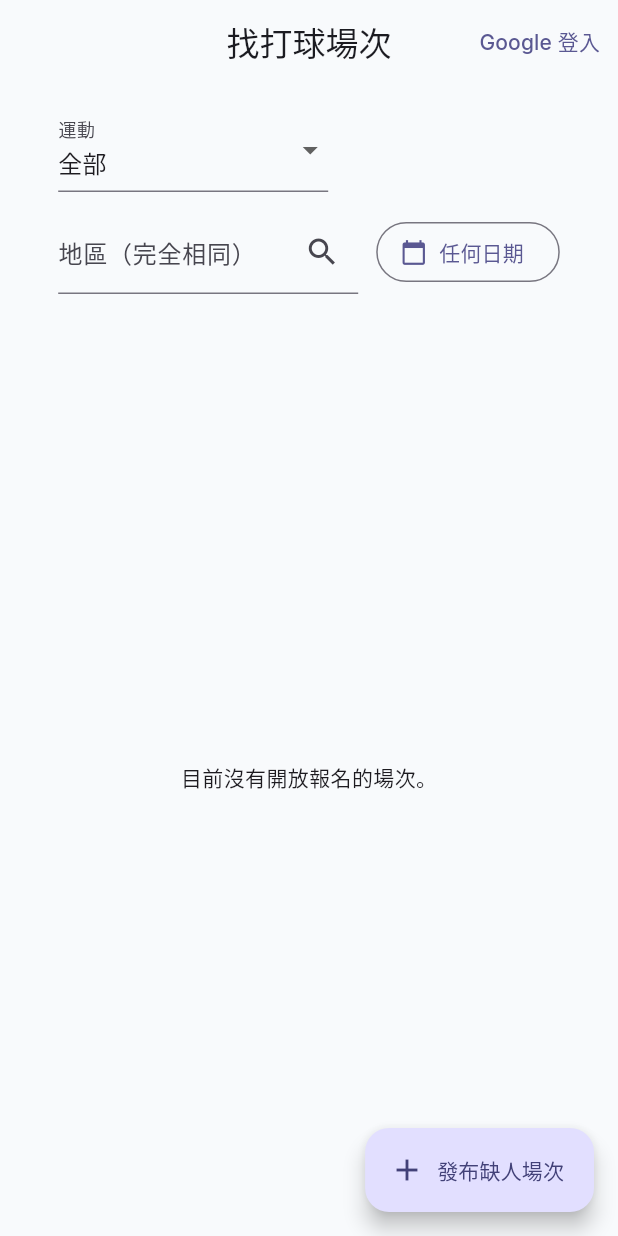
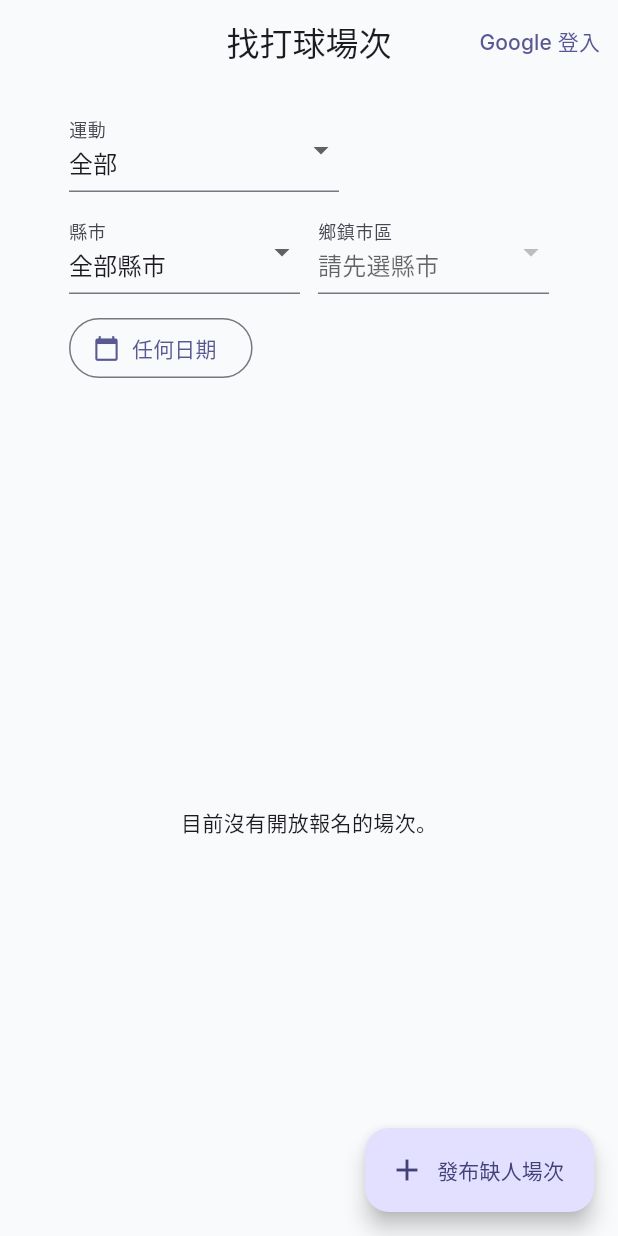
Before and after one commit to misawa3017/Jiuka, a Flutter app: the screen it shows after launch, on a phone screen of 412 x 824 dp. Run offline on Flutter 3.47's test engine with Material 3 defaults, Android fonts, the phone set to English and light mode, and no system bars; our stand-ins replace cloud_firestore, cloud_functions, firebase_auth, firebase_core, go_router, google_fonts and 3 more; missing offline and left inert: dart:ui_web; accounts and stored records are empty.

Commit message:
地區改為縣市＋鄉鎮市區下拉選單
- 新增臺灣 22 縣市、368 鄉鎮市區清單與共用 DistrictPicker 元件
- 發布／編輯場次與首頁篩選改用下拉選單，首頁可只選縣市篩選
- 場次新增 city 欄位，舊場次由地區全名推算；新增依縣市篩選的索引
- Firestore 規則與 updateEvent 要求地區全名以縣市開頭
- .gitignore 加入 Firebase 部署快取 .firebase/

Co-Authored-By: Claude Opus 5.5 <noreply@anthropic.com>

```diff
--- /dev/null
+++ b/lib/components/district_picker.dart
@@ -0,0 +1,73 @@
+import 'package:flutter/material.dart';
+
+import '../core/data/taiwan_districts.dart';
+
+/// 縣市＋鄉鎮市區兩層下拉選單。
+///
+/// - [allowAny] 為 true 時（首頁篩選），兩層都多一個「全部」選項，可只選縣市。
+/// - 為 false 時（發布場次），兩層都必填。
+class DistrictPicker extends StatelessWidget {
+  final String? city;
+  final String? area;
+  final bool allowAny;
+  final void Function(String? city, String? area) onChanged;
+
+  const DistrictPicker({
+    super.key,
+    required this.city,
+    required this.area,
+    required this.onChanged,
+    this.allowAny = false,
+  });
+
+  @override
+  Widget build(BuildContext context) {
+    final areas = city == null ? const <String>[] : taiwanDistricts[city]!;
+    return Row(
+      children: [
+        Expanded(
+          child: DropdownButtonFormField<String?>(
+            // 縣市改變時重建，讓表單驗證狀態跟著重設。
+            key: ValueKey('city-$city'),
+            initialValue: city,
+            isExpanded: true,
+            decoration: const InputDecoration(labelText: '縣市'),
+            items: [
+              if (allowAny)
+                const DropdownMenuItem<String?>(
+                  value: null,
+                  child: Text('全部縣市'),
+                ),
+              for (final name in taiwanDistricts.keys)
+                DropdownMenuItem(value: name, child: Text(name)),
+            ],
+            validator: allowAny
+                ? null
+                : (value) => value == null ? '請選擇縣市' : null,
+            onChanged: (value) => onChanged(value, null),
+          ),
+        ),
+        const SizedBox(width: 12),
+        Expanded(
+          child: DropdownButtonFormField<String?>(
+            key: ValueKey('area-$city-$area'),
+            initialValue: area,
+            isExpanded: true,
+            decoration: const InputDecoration(labelText: '鄉鎮市區'),
+            hint: Text(city == null ? '請先選縣市' : '請選擇'),
+            items: [
+              if (allowAny && city != null)
+                const DropdownMenuItem<String?>(value: null, child: Text('全部')),
+              for (final name in areas)
+                DropdownMenuItem(value: name, child: Text(name)),
+            ],
+            validator: allowAny
+                ? null
+                : (value) => value == null ? '請選擇鄉鎮市區' : null,
+            onChanged: city == null ? null : (value) => onChanged(city, value),
+          ),
+        ),
+      ],
+    );
+  }
+}
--- /dev/null
+++ b/lib/core/data/taiwan_districts.dart
@@ -0,0 +1,405 @@
+/// 臺灣 22 縣市及其 368 個鄉鎮市區，採內政部正式名稱（「臺」字）。
+///
+/// 發布場次與首頁篩選共用這份清單，確保存入與搜尋的地區字串一致。
+/// 場次的 `district` 欄位存「縣市＋鄉鎮市區」全名，例如「臺北市大安區」。
+const taiwanDistricts = <String, List<String>>{
+  '臺北市': [
+    '中正區',
+    '大同區',
+    '中山區',
+    '松山區',
+    '大安區',
+    '萬華區',
+    '信義區',
+    '士林區',
+    '北投區',
+    '內湖區',
+    '南港區',
+    '文山區',
+  ],
+  '新北市': [
+    '板橋區',
+    '三重區',
+    '中和區',
+    '永和區',
+    '新莊區',
+    '新店區',
+    '樹林區',
+    '鶯歌區',
+    '三峽區',
+    '淡水區',
+    '汐止區',
+    '瑞芳區',
+    '土城區',
+    '蘆洲區',
+    '五股區',
+    '泰山區',
+    '林口區',
+    '深坑區',
+    '石碇區',
+    '坪林區',
+    '三芝區',
+    '石門區',
+    '八里區',
+    '平溪區',
+    '雙溪區',
+    '貢寮區',
+    '金山區',
+    '萬里區',
+    '烏來區',
+  ],
+  '基隆市': ['仁愛區', '信義區', '中正區', '中山區', '安樂區', '暖暖區', '七堵區'],
+  '桃園市': [
+    '桃園區',
+    '中壢區',
+    '大溪區',
+    '楊梅區',
+    '蘆竹區',
+    '大園區',
+    '龜山區',
+    '八德區',
+    '龍潭區',
+    '平鎮區',
+    '新屋區',
+    '觀音區',
+    '復興區',
+  ],
+  '新竹市': ['東區', '北區', '香山區'],
+  '新竹縣': [
+    '竹北市',
+    '竹東鎮',
+    '新埔鎮',
+    '關西鎮',
+    '湖口鄉',
+    '新豐鄉',
+    '芎林鄉',
+    '橫山鄉',
+    '北埔鄉',
+    '寶山鄉',
+    '峨眉鄉',
+    '尖石鄉',
+    '五峰鄉',
+  ],
+  '苗栗縣': [
+    '苗栗市',
+    '頭份市',
+    '苑裡鎮',
+    '通霄鎮',
+    '竹南鎮',
+    '後龍鎮',
+    '卓蘭鎮',
+    '大湖鄉',
+    '公館鄉',
+    '銅鑼鄉',
+    '南庄鄉',
+    '頭屋鄉',
+    '三義鄉',
+    '西湖鄉',
+    '造橋鄉',
+    '三灣鄉',
+    '獅潭鄉',
+    '泰安鄉',
+  ],
+  '臺中市': [
+    '中區',
+    '東區',
+    '南區',
+    '西區',
+    '北區',
+    '北屯區',
+    '西屯區',
+    '南屯區',
+    '太平區',
+    '大里區',
+    '霧峰區',
+    '烏日區',
+    '豐原區',
+    '后里區',
+    '石岡區',
+    '東勢區',
+    '和平區',
+    '新社區',
+    '潭子區',
+    '大雅區',
+    '神岡區',
+    '大肚區',
+    '沙鹿區',
+    '龍井區',
+    '梧棲區',
+    '清水區',
+    '大甲區',
+    '外埔區',
+    '大安區',
+  ],
+  '彰化縣': [
+    '彰化市',
+    '員林市',
+    '和美鎮',
+    '鹿港鎮',
+    '溪湖鎮',
+    '二林鎮',
+    '田中鎮',
+    '北斗鎮',
+    '花壇鄉',
+    '芬園鄉',
+    '大村鄉',
+    '永靖鄉',
+    '伸港鄉',
+    '線西鄉',
+    '福興鄉',
+    '秀水鄉',
+    '埔心鄉',
+    '埔鹽鄉',
+    '大城鄉',
+    '芳苑鄉',
+    '竹塘鄉',
+    '社頭鄉',
+    '二水鄉',
+    '田尾鄉',
+    '埤頭鄉',
+    '溪州鄉',
+  ],
+  '南投縣': [
+    '南投市',
+    '埔里鎮',
+    '草屯鎮',
+    '竹山鎮',
+    '集集鎮',
+    '名間鄉',
+    '鹿谷鄉',
+    '中寮鄉',
+    '魚池鄉',
+    '國姓鄉',
+    '水里鄉',
+    '信義鄉',
+    '仁愛鄉',
+  ],
+  '雲林縣': [
+    '斗六市',
+    '斗南鎮',
+    '虎尾鎮',
+    '西螺鎮',
+    '土庫鎮',
+    '北港鎮',
+    '古坑鄉',
+    '大埤鄉',
+    '莿桐鄉',
+    '林內鄉',
+    '二崙鄉',
+    '崙背鄉',
+    '麥寮鄉',
+    '東勢鄉',
+    '褒忠鄉',
+    '臺西鄉',
+    '元長鄉',
+    '四湖鄉',
+    '口湖鄉',
+    '水林鄉',
+  ],
+  '嘉義市': ['東區', '西區'],
+  '嘉義縣': [
+    '太保市',
+    '朴子市',
+    '布袋鎮',
+    '大林鎮',
+    '民雄鄉',
+    '溪口鄉',
+    '新港鄉',
+    '六腳鄉',
+    '東石鄉',
+    '義竹鄉',
+    '鹿草鄉',
+    '水上鄉',
+    '中埔鄉',
+    '竹崎鄉',
+    '梅山鄉',
+    '番路鄉',
+    '大埔鄉',
+    '阿里山鄉',
+  ],
+  '臺南市': [
+    '中西區',
+    '東區',
+    '南區',
+    '北區',
+    '安平區',
+    '安南區',
+    '永康區',
+    '歸仁區',
+    '新化區',
+    '左鎮區',
+    '玉井區',
+    '楠西區',
+    '南化區',
+    '仁德區',
+    '關廟區',
+    '龍崎區',
+    '官田區',
+    '麻豆區',
+    '佳里區',
+    '西港區',
+    '七股區',
+    '將軍區',
+    '學甲區',
+    '北門區',
+    '新營區',
+    '後壁區',
+    '白河區',
+    '東山區',
+    '六甲區',
+    '下營區',
+    '柳營區',
+    '鹽水區',
+    '善化區',
+    '大內區',
+    '山上區',
+    '新市區',
+    '安定區',
+  ],
+  '高雄市': [
+    '新興區',
+    '前金區',
+    '苓雅區',
+    '鹽埕區',
+    '鼓山區',
+    '旗津區',
+    '前鎮區',
+    '三民區',
+    '楠梓區',
+    '小港區',
+    '左營區',
+    '仁武區',
+    '大社區',
+    '岡山區',
+    '路竹區',
+    '阿蓮區',
+    '田寮區',
+    '燕巢區',
+    '橋頭區',
+    '梓官區',
+    '彌陀區',
+    '永安區',
+    '湖內區',
+    '鳳山區',
+    '大寮區',
+    '林園區',
+    '鳥松區',
+    '大樹區',
+    '旗山區',
+    '美濃區',
+    '六龜區',
+    '內門區',
+    '杉林區',
+    '甲仙區',
+    '桃源區',
+    '那瑪夏區',
+    '茂林區',
+    '茄萣區',
+  ],
+  '屏東縣': [
+    '屏東市',
+    '潮州鎮',
+    '東港鎮',
+    '恆春鎮',
+    '萬丹鄉',
+    '長治鄉',
+    '麟洛鄉',
+    '九如鄉',
+    '里港鄉',
+    '鹽埔鄉',
+    '高樹鄉',
+    '萬巒鄉',
+    '內埔鄉',
+    '竹田鄉',
+    '新埤鄉',
+    '枋寮鄉',
+    '新園鄉',
+    '崁頂鄉',
+    '林邊鄉',
+    '南州鄉',
+    '佳冬鄉',
+    '琉球鄉',
+    '車城鄉',
+    '滿州鄉',
+    '枋山鄉',
+    '三地門鄉',
+    '霧臺鄉',
+    '瑪家鄉',
+    '泰武鄉',
+    '來義鄉',
+    '春日鄉',
+    '獅子鄉',
+    '牡丹鄉',
+  ],
+  '宜蘭縣': [
+    '宜蘭市',
+    '羅東鎮',
+    '蘇澳鎮',
+    '頭城鎮',
+    '礁溪鄉',
+    '壯圍鄉',
+    '員山鄉',
+    '冬山鄉',
+    '五結鄉',
+    '三星鄉',
+    '大同鄉',
+    '南澳鄉',
+  ],
+  '花蓮縣': [
+    '花蓮市',
+    '鳳林鎮',
+    '玉里鎮',
+    '新城鄉',
+    '吉安鄉',
+    '壽豐鄉',
+    '光復鄉',
+    '豐濱鄉',
+    '瑞穗鄉',
+    '富里鄉',
+    '秀林鄉',
+    '萬榮鄉',
+    '卓溪鄉',
+  ],
+  '臺東縣': [
+    '臺東市',
+    '成功鎮',
+    '關山鎮',
+    '卑南鄉',
+    '鹿野鄉',
+    '池上鄉',
+    '東河鄉',
+    '長濱鄉',
+    '太麻里鄉',
+    '大武鄉',
+    '綠島鄉',
+    '海端鄉',
+    '延平鄉',
+    '金峰鄉',
+    '達仁鄉',
+    '蘭嶼鄉',
+  ],
+  '澎湖縣': ['馬公市', '湖西鄉', '白沙鄉', '西嶼鄉', '望安鄉', '七美鄉'],
+  '金門縣': ['金城鎮', '金湖鎮', '金沙鎮', '金寧鄉', '烈嶼鄉', '烏坵鄉'],
+  '連江縣': ['南竿鄉', '北竿鄉', '莒光鄉', '東引鄉'],
+};
+
+/// 把常見的「台」寫法統一成正式的「臺」，例如「台北市」→「臺北市」。
+String normalizeTaiwanPlace(String value) => value.trim().replaceAll('台', '臺');
+
+/// 從地區全名取出縣市，例如「臺北市大安區」→「臺北市」；不在清單內回傳 null。
+String? cityOfDistrict(String district) {
+  final normalized = normalizeTaiwanPlace(district);
+  for (final city in taiwanDistricts.keys) {
+    if (normalized.startsWith(city)) return city;
+  }
+  return null;
+}
+
+/// 從地區全名取出鄉鎮市區，例如「臺北市大安區」→「大安區」；不在清單內回傳 null。
+String? areaOfDistrict(String district) {
+  final normalized = normalizeTaiwanPlace(district);
+  final city = cityOfDistrict(normalized);
+  if (city == null) return null;
+  final area = normalized.substring(city.length);
+  return taiwanDistricts[city]!.contains(area) ? area : null;
+}
--- a/lib/features/events/models/event_model.dart
+++ b/lib/features/events/models/event_model.dart
@@ -1,4 +1,6 @@
 import 'package:cloud_firestore/cloud_firestore.dart';
+
+import '../../../core/data/taiwan_districts.dart';
 
 enum EventStatus { open, closed, cancelled }
 
@@ -63,6 +65,11 @@ class Event {
   final String groupId;
   final String organizerId;
   final SportType? sport;
+
+  /// 縣市，例如「臺北市」；用於首頁只選縣市時的篩選。
+  final String city;
+
+  /// 縣市＋鄉鎮市區全名，例如「臺北市大安區」。
   final String district;
   final String description;
   final int existingPlayers;
@@ -91,6 +98,7 @@ class Event {
     required this.groupId,
     this.organizerId = '',
     this.sport,
+    this.city = '',
     this.district = '',
     this.description = '',
     this.existingPlayers = 0,
@@ -128,6 +136,7 @@ class Event {
       'groupId': groupId,
       'organizerId': organizerId,
       'sport': sport?.name,
+      'city': city,
       'district': district,
       'description': description,
       'existingPlayers': existingPlayers,
@@ -159,6 +168,10 @@ class Event {
       sport: SportType.values
           .where((sport) => sport.name == map['sport'])
           .firstOrNull,
+      // 舊場次沒有 city 欄位，從地區全名推算。
+      city: _stringValue(map['city']).isNotEmpty
+          ? _stringValue(map['city'])
+          : cityOfDistrict(_stringValue(map['district'])) ?? '',
       district: _stringValue(map['district']),
       description: _stringValue(map['description']),
       existingPlayers: _intValue(map['existingPlayers'], 0),
@@ -197,6 +210,7 @@ class Event {
     String? groupId,
     String? organizerId,
     SportType? sport,
+    String? city,
     String? district,
     String? description,
     int? existingPlayers,
@@ -217,6 +231,7 @@ class Event {
       groupId: groupId ?? this.groupId,
       organizerId: organizerId ?? this.organizerId,
       sport: sport ?? this.sport,
+      city: city ?? this.city,
       district: district ?? this.district,
       description: description ?? this.description,
       existingPlayers: existingPlayers ?? this.existingPlayers,
--- a/lib/features/events/repositories/event_repository.dart
+++ b/lib/features/events/repositories/event_repository.dart
@@ -1,6 +1,7 @@
 import 'package:flutter/foundation.dart';
 import 'package:cloud_firestore/cloud_firestore.dart';
 import 'package:cloud_functions/cloud_functions.dart';
+import '../../../core/data/taiwan_districts.dart';
 import '../models/event_model.dart';
 
 enum UserEventList { organized, attending, waitlisted }
@@ -30,7 +31,11 @@ class EventRepository extends ChangeNotifier {
   static void validateEvent(Event event) {
     if (event.organizerId.isEmpty ||
         event.sport == null ||
-        event.district.trim().isEmpty ||
+        // 地區必須來自下拉清單：district 是 city 底下的鄉鎮市區全名。
+        !taiwanDistricts.containsKey(event.city) ||
+        cityOfDistrict(event.district) != event.city ||
+        event.district != normalizeTaiwanPlace(event.district) ||
+        areaOfDistrict(event.district) == null ||
         event.venue.trim().isEmpty ||
         !event.startTime.isAfter(DateTime.now()) ||
         !event.endTime.isAfter(event.startTime) ||
@@ -53,7 +58,8 @@ class EventRepository extends ChangeNotifier {
     validateEvent(event);
     final payload = {
       'sport': event.sport!.name,
-      'district': event.district.trim(),
+      'city': event.city,
+      'district': event.district,
       'venue': event.venue.trim(),
       'description': event.description.trim(),
       'startTime': event.startTime.millisecondsSinceEpoch,
@@ -82,8 +88,10 @@ class EventRepository extends ChangeNotifier {
     });
   }
 
+  /// [district] 有值時以鄉鎮市區篩選；只給 [city] 時篩選整個縣市。
   Stream<List<Event>> searchUpcomingEvents({
     SportType? sport,
+    String? city,
     String? district,
     DateTime? day,
   }) {
@@ -105,9 +113,10 @@ class EventRepository extends ChangeNotifier {
       );
     }
     if (sport != null) query = query.where('sport', isEqualTo: sport.name);
-    final normalizedDistrict = district?.trim();
-    if (normalizedDistrict != null && normalizedDistrict.isNotEmpty) {
-      query = query.where('district', isEqualTo: normalizedDistrict);
+    if (district != null && district.isNotEmpty) {
+      query = query.where('district', isEqualTo: district);
+    } else if (city != null && city.isNotEmpty) {
+      query = query.where('city', isEqualTo: city);
     }
     return query
         .orderBy('startTime')
--- a/lib/features/events/screens/create_event_screen.dart
+++ b/lib/features/events/screens/create_event_screen.dart
@@ -4,6 +4,8 @@ import 'package:provider/provider.dart';
 import 'package:go_router/go_router.dart';
 import 'package:intl/intl.dart';
 import 'package:uuid/uuid.dart';
+import '../../../components/district_picker.dart';
+import '../../../core/data/taiwan_districts.dart';
 import '../../auth/repositories/auth_repository.dart';
 import '../models/event_model.dart';
 import '../repositories/event_repository.dart';
@@ -22,7 +24,9 @@ class CreateEventScreen extends StatefulWidget {
 
 class _CreateEventScreenState extends State<CreateEventScreen> {
   final _formKey = GlobalKey<FormState>();
-  final _districtController = TextEditingController();
+  // 地區由下拉選單選擇；舊場次的地區若不在清單內，編輯時需重新選擇。
+  String? _city;
+  String? _area;
   final _venueController = TextEditingController();
   final _descriptionController = TextEditingController();
   final _costController = TextEditingController();
@@ -44,7 +48,8 @@ class _CreateEventScreenState extends State<CreateEventScreen> {
     super.initState();
     final event = widget.initialEvent;
     if (event == null) return;
-    _districtController.text = event.district;
+    _city = cityOfDistrict(event.district);
+    _area = areaOfDistrict(event.district);
     _venueController.text = event.venue;
     _descriptionController.text = event.description;
     _costController.text = '${event.cost}';
@@ -62,7 +67,6 @@ class _CreateEventScreenState extends State<CreateEventScreen> {
   @override
   void dispose() {
     for (final controller in [
-      _districtController,
       _venueController,
       _descriptionController,
       _costController,
@@ -148,7 +152,8 @@ class _CreateEventScreenState extends State<CreateEventScreen> {
         await repository.updateEvent(
           original.copyWith(
             sport: _sport,
-            district: _districtController.text.trim(),
+            city: _city!,
+            district: '$_city$_area',
             venue: _venueController.text.trim(),
             description: _descriptionController.text.trim(),
             existingPlayers: existingPlayers,
@@ -169,7 +174,8 @@ class _CreateEventScreenState extends State<CreateEventScreen> {
           groupId: widget.groupId,
           organizerId: organizer.id,
           sport: _sport,
-          district: _districtController.text.trim(),
+          city: _city!,
+          district: '$_city$_area',
           venue: _venueController.text.trim(),
           description: _descriptionController.text.trim(),
           existingPlayers: existingPlayers,
@@ -239,14 +245,13 @@ class _CreateEventScreenState extends State<CreateEventScreen> {
               ],
               onChanged: (value) => setState(() => _sport = value!),
             ),
-            TextFormField(
-              controller: _districtController,
-              decoration: const InputDecoration(
-                labelText: '地區',
-                hintText: '例如：台北市大安區',
-              ),
-              validator: (value) =>
-                  value == null || value.trim().isEmpty ? '請輸入地區' : null,
+            DistrictPicker(
+              city: _city,
+              area: _area,
+              onChanged: (city, area) => setState(() {
+                _city = city;
+                _area = area;
+              }),
             ),
             TextFormField(
               controller: _venueController,
--- a/lib/features/home/screens/explore_screen.dart
+++ b/lib/features/home/screens/explore_screen.dart
@@ -2,6 +2,7 @@ import 'package:flutter/material.dart';
 import 'package:go_router/go_router.dart';
 import 'package:intl/intl.dart';
 import 'package:provider/provider.dart';
+import '../../../components/district_picker.dart';
 import '../../auth/repositories/auth_repository.dart';
 import '../../events/models/event_model.dart';
 import '../../events/repositories/event_repository.dart';
@@ -14,31 +15,22 @@ class ExploreScreen extends StatefulWidget {
 }
 
 class _ExploreScreenState extends State<ExploreScreen> {
-  final _districtController = TextEditingController();
   SportType? _sport;
-  String? _district;
+  String? _city;
+  String? _area;
   DateTime? _day;
   int _refresh = 0;
 
-  @override
-  void dispose() {
-    _districtController.dispose();
-    super.dispose();
-  }
+  String? get _district =>
+      _city != null && _area != null ? '$_city$_area' : null;
 
-  void _applyDistrict() => setState(() {
-    final district = _districtController.text.trim();
-    _district = district.isEmpty ? null : district;
-  });
-
-  bool get _hasActiveFilters =>
-      _sport != null || _district != null || _day != null;
+  bool get _hasActiveFilters => _sport != null || _city != null || _day != null;
 
   void _clearFilters() {
-    _districtController.clear();
     setState(() {
       _sport = null;
-      _district = null;
+      _city = null;
+      _area = null;
       _day = null;
     });
   }
@@ -126,18 +118,15 @@ class _ExploreScreenState extends State<ExploreScreen> {
                   ),
                 ),
                 SizedBox(
-                  width: 200,
-                  child: TextField(
-                    controller: _districtController,
-                    decoration: InputDecoration(
-                      labelText: '地區（完全相同）',
-                      suffixIcon: IconButton(
-                        tooltip: '搜尋地區',
-                        onPressed: _applyDistrict,
-                        icon: const Icon(Icons.search),
-                      ),
-                    ),
-                    onSubmitted: (_) => _applyDistrict(),
+                  width: 320,
+                  child: DistrictPicker(
+                    city: _city,
+                    area: _area,
+                    allowAny: true,
+                    onChanged: (city, area) => setState(() {
+                      _city = city;
+                      _area = area;
+                    }),
                   ),
                 ),
                 OutlinedButton.icon(
@@ -159,9 +148,10 @@ class _ExploreScreenState extends State<ExploreScreen> {
           ),
           Expanded(
             child: StreamBuilder<List<Event>>(
-              key: ValueKey((_sport, _district, _day, _refresh)),
+              key: ValueKey((_sport, _city, _area, _day, _refresh)),
               stream: repository.searchUpcomingEvents(
                 sport: _sport,
+                city: _city,
                 district: _district,
                 day: _day,
               ),
```
Also changed, not shown: firestore.indexes.json (+60 -5 lines), 10 other files.
